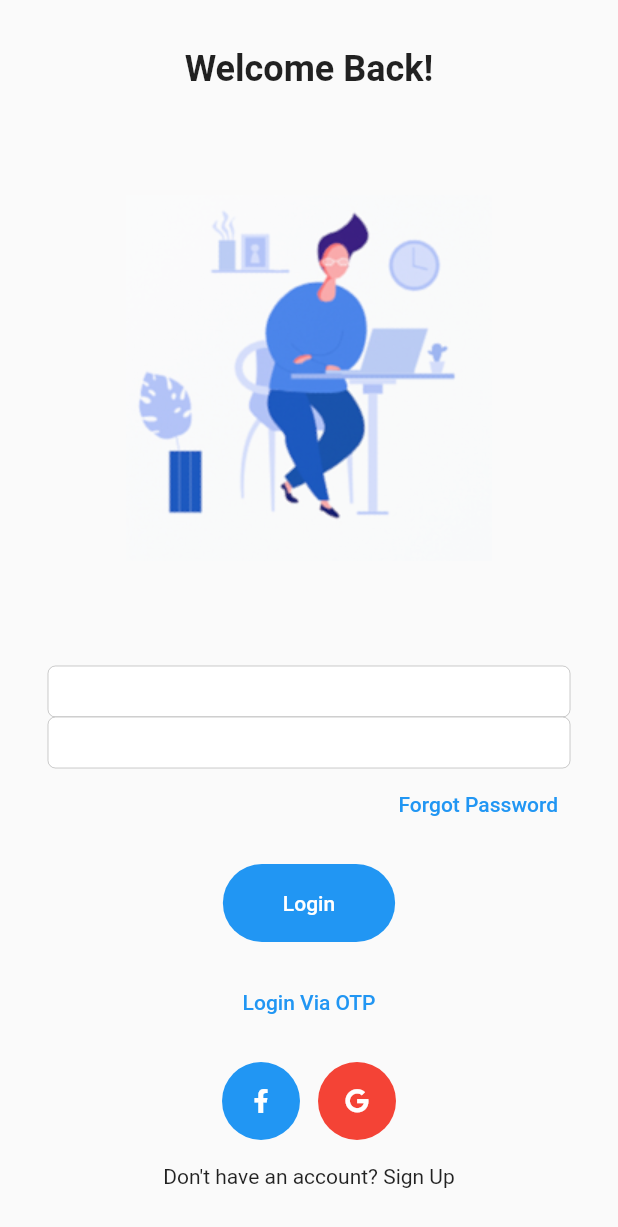
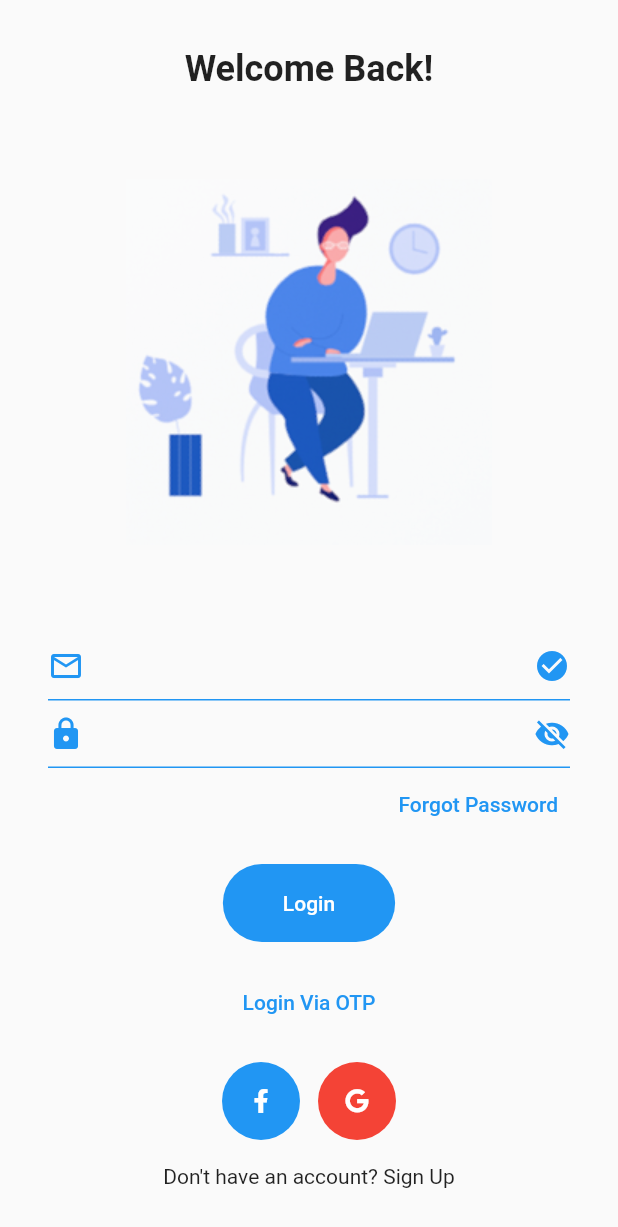
Before and after one commit to mivoligo/ui_practice_sing_up, a Flutter app: the LoginScreen screen opened directly, on a phone screen of 412 x 824 dp. Shown: the top 1227 px of the screen. Run offline on Flutter 3.47's test engine with Material 2 defaults, Android fonts, the light colour scheme and no system bars; our stand-ins replace font_awesome_flutter.

Commit message:
Style text fields

```diff
--- a/lib/ui/login_screen.dart
+++ b/lib/ui/login_screen.dart
@@ -19,8 +19,51 @@ class LoginScreen extends StatelessWidget {
               ),
             ),
             Expanded(child: Image.asset('assets/images/login_image.png')),
-            const CupertinoTextField(),
-            const CupertinoTextField(),
+            const CupertinoTextField(
+              prefix: Icon(
+                Icons.mail_outline,
+                color: Colors.blue,
+              ),
+              suffix: Icon(
+                Icons.check_circle,
+                color: Colors.blue,
+              ),
+              padding: EdgeInsets.symmetric(
+                horizontal: 24.0,
+                vertical: 12.0,
+              ),
+              style: TextStyle(color: Colors.blue),
+              decoration: BoxDecoration(
+                border: Border(
+                  bottom: BorderSide(
+                    color: Colors.blue,
+                  ),
+                ),
+              ),
+            ),
+            const CupertinoTextField(
+              obscureText: true,
+              prefix: Icon(
+                Icons.lock,
+                color: Colors.blue,
+              ),
+              suffix: Icon(
+                Icons.visibility_off,
+                color: Colors.blue,
+              ),
+              padding: EdgeInsets.symmetric(
+                horizontal: 24.0,
+                vertical: 12.0,
+              ),
+              style: TextStyle(color: Colors.blue),
+              decoration: BoxDecoration(
+                border: Border(
+                  bottom: BorderSide(
+                    color: Colors.blue,
+                  ),
+                ),
+              ),
+            ),
             Row(
               children: [
                 const Spacer(),
```
